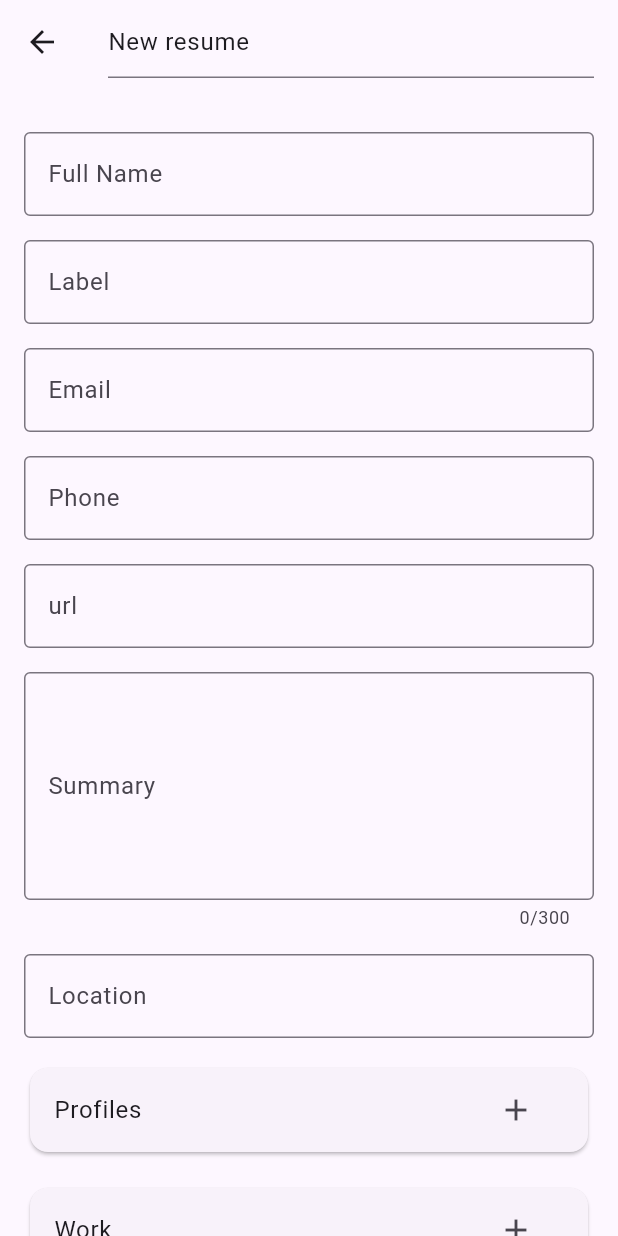
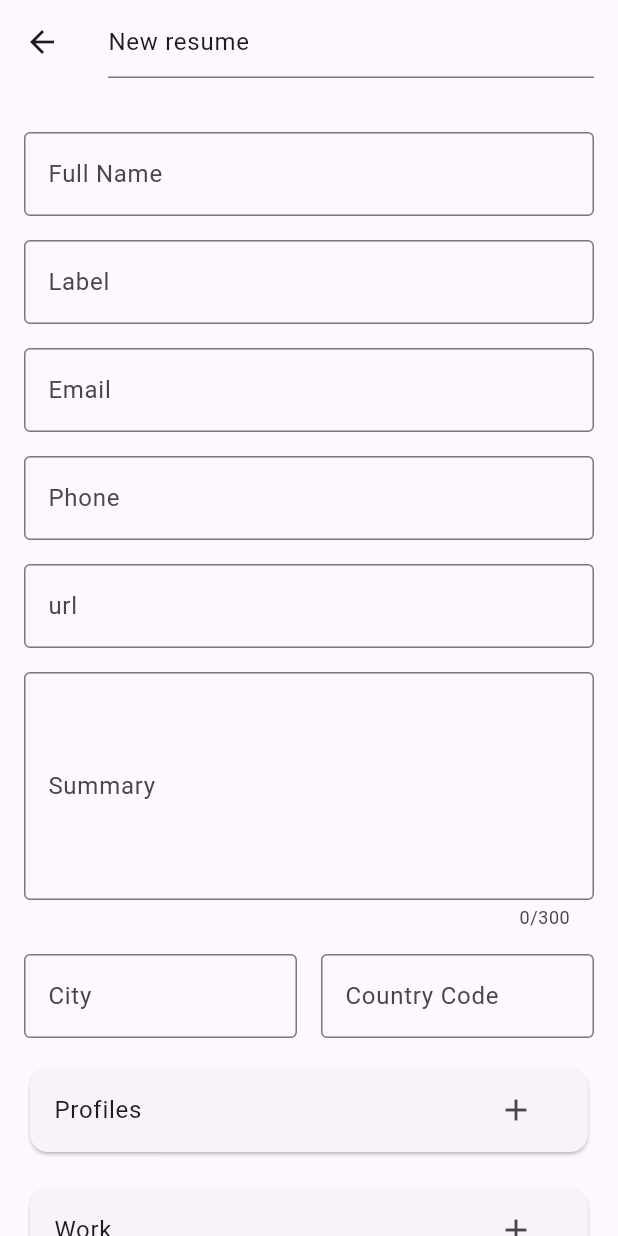
Before and after one commit to aetherealtea/synapse, a Flutter app: the ResumeEditor screen opened directly with empty values, on a phone screen of 412 x 824 dp. Run offline on Flutter 3.47's test engine with Material 2 defaults, Android fonts, the light colour scheme and no system bars.

Commit message:
Resume editor UI operational

```diff
--- a/data/resumes.json
+++ b/data/resumes.json
@@ -1,5 +1,9 @@
 [
     {
+      "meta": {
+        "id": "1",
+        "name": "Resume 1"
+      },
     "basics": {
       "name": "John Doe",
       "label": "Programmer",
--- a/lib/resume.dart
+++ b/lib/resume.dart
@@ -11,12 +11,12 @@ class Resume {
 
   String name = '';
   String label = '';
-  String picture = '';
+  String image = '';
   String email = '';
   String phone = '';
   String url = '';
   String summary = '';
-  String location = '';
+  Location location = Location();
   List<Profile> profiles = [];
   List<Work> work = [];
   List<Volunteer> volunteer = [];
@@ -39,6 +39,7 @@ class Resume {
     final List<Profile> profiles = (json['basics']['profiles'] as List)
         .map((e) => Profile.fromJson(e))
         .toList();
+    final Location location = Location.fromJson(json['basics']['location']);
     final List<Work> work =
         (json['work'] as List).map((e) => Work.fromJson(e)).toList();
     final List<Volunteer> volunteer =
@@ -65,13 +66,13 @@ class Resume {
         resumeId: json['meta']['id'], resumeName: json['meta']['name'])
       ..name = json['basics']['name']
       ..label = json['basics']['label']
-      ..picture = json['basics']['picture']
+      ..image = json['basics']['image']
       ..email = json['basics']['email']
       ..phone = json['basics']['phone']
       ..url = json['basics']['url']
       ..summary = json['basics']['summary']
-      ..location = json['basics']['location']
       ..profiles = profiles
+      ..location = location
       ..work = work
       ..volunteer = volunteer
       ..education = education
@@ -90,7 +91,7 @@ class Resume {
         'basics': {
           'name': name,
           'label': label,
-          'picture': picture,
+          'image': image,
           'email': email,
           'phone': phone,
           'url': url,
@@ -121,6 +122,33 @@ class Profile {
 
   Map<String, dynamic> toJson() =>
       {'network': network, 'username': username, 'url': url};
+}
+
+class Location {
+  String address = '';
+  String postalCode = '';
+  String city = '';
+  String countryCode = '';
+  String region = '';
+
+  Location();
+
+  factory Location.fromJson(Map<String, dynamic> json) {
+    return Location()
+      ..address = json['address']
+      ..postalCode = json['postalCode']
+      ..city = json['city']
+      ..countryCode = json['countryCode']
+      ..region = json['region'];
+  }
+
+  Map<String, dynamic> toJson() => {
+        'address': address,
+        'postalCode': postalCode,
+        'city': city,
+        'countryCode': countryCode,
+        'region': region
+      };
 }
 
 class Work {
@@ -198,7 +226,7 @@ class Education {
   String url = '';
   String startDate = '';
   String endDate = '';
-  String gpa = '';
+  String score = '';
   List<String> courses = [];
 
   Education(this.institution, this.area, this.studyType);
@@ -211,7 +239,7 @@ class Education {
       ..url = json['url']
       ..startDate = json['startDate']
       ..endDate = json['endDate']
-      ..gpa = json['gpa']
+      ..score = json['score']
       ..courses = courses;
   }
 
@@ -222,7 +250,7 @@ class Education {
         'studyType': studyType,
         'startDate': startDate,
         'endDate': endDate,
-        'gpa': gpa,
+        'score': score,
         'courses': courses
       };
 }
@@ -466,13 +494,34 @@ class _ResumeEditorState extends State<ResumeEditor> {
             ),
           ),
           const SizedBox(height: 16.0),
-          TextField(
-            controller: TextEditingController(text: widget.resume.location),
-            onChanged: (value) => widget.resume.location = value,
-            decoration: const InputDecoration(
-              labelText: 'Location',
-              border: OutlineInputBorder(),
-            ),
+          // Location: multiple fields
+          Row(
+            children: [
+              Expanded(
+                child: TextField(
+                  controller:
+                      TextEditingController(text: widget.resume.location.city),
+                  onChanged: (value) => widget.resume.location.city = value,
+                  decoration: const InputDecoration(
+                    labelText: 'City',
+                    border: OutlineInputBorder(),
+                  ),
+                ),
+              ),
+              const SizedBox(width: 16.0),
+              Expanded(
+                child: TextField(
+                  controller: TextEditingController(
+                      text: widget.resume.location.countryCode),
+                  onChanged: (value) =>
+                      widget.resume.location.countryCode = value,
+                  decoration: const InputDecoration(
+                    labelText: 'Country Code',
+                    border: OutlineInputBorder(),
+                  ),
+                ),
+              ),
+            ],
           ),
           const SizedBox(height: 16.0),
 
@@ -1016,8 +1065,8 @@ class _EducationEditorState extends State<EducationEditor> {
             ),
             const SizedBox(height: 16.0),
             TextFormField(
-              initialValue: education.gpa,
-              onChanged: (value) => education.gpa = value,
+              initialValue: education.score,
+              onChanged: (value) => education.score = value,
               decoration: const InputDecoration(
                 labelText: 'GPA',
                 border: OutlineInputBorder(),
```
